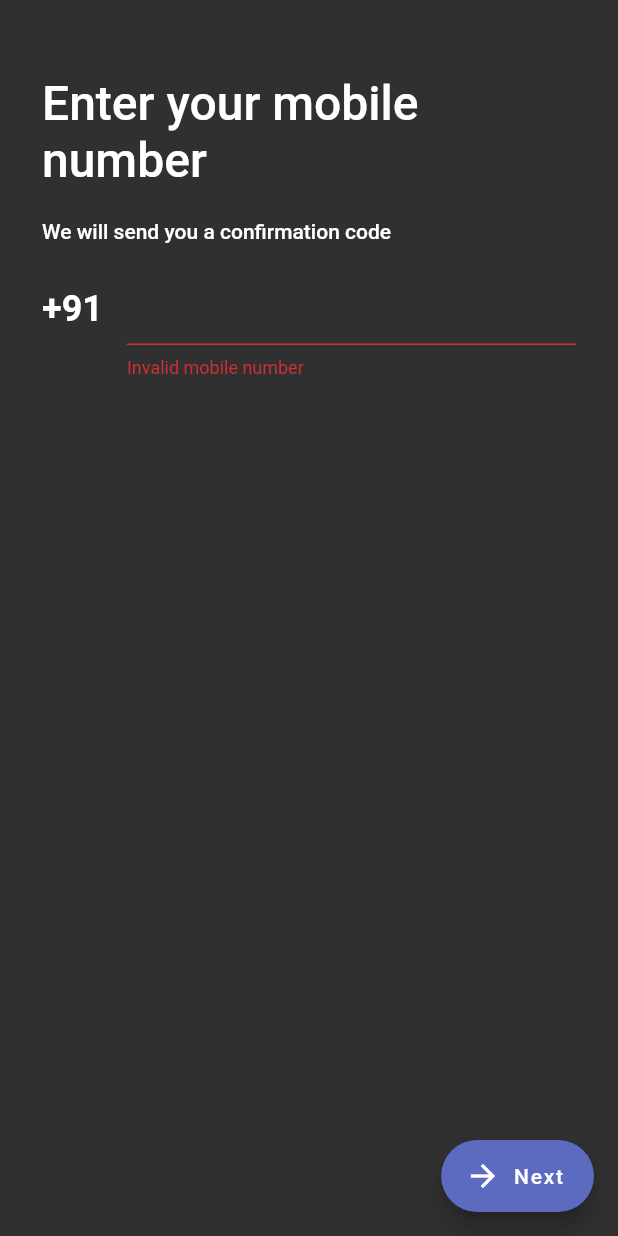
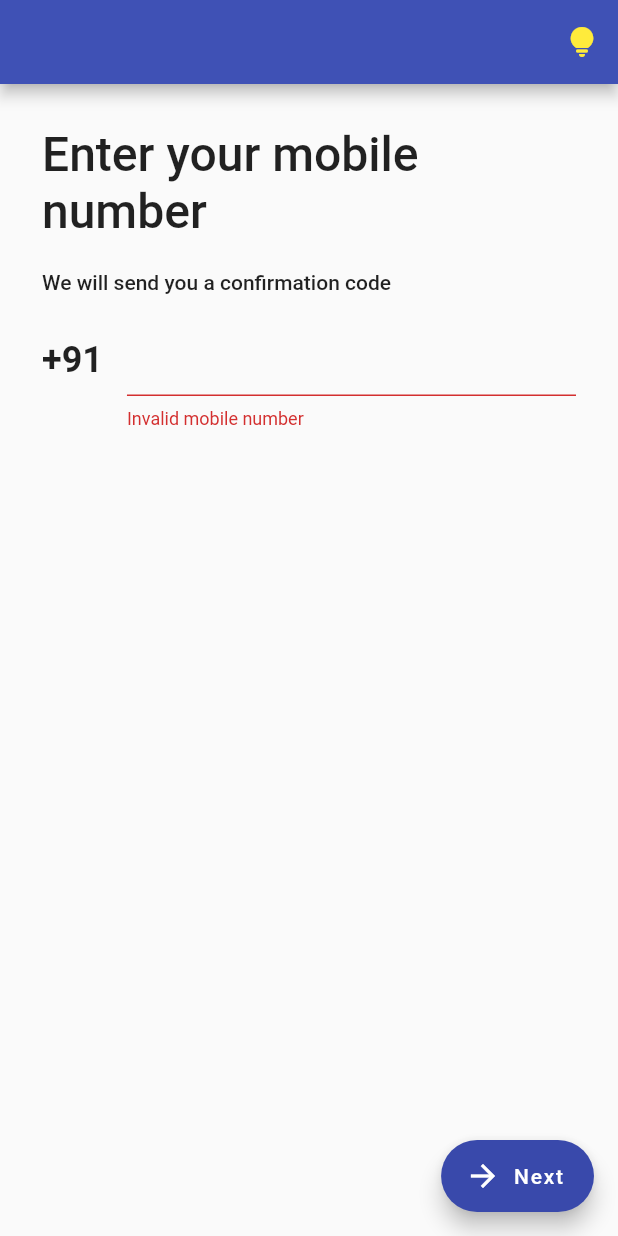
Before and after one commit to devesh2997/consequent_client, a Flutter app: the screen it shows after launch, after a tap on "Next", on a phone screen of 412 x 824 dp. Run offline on Flutter 3.47's test engine with Material 2 defaults, Android fonts, the phone set to English and light mode, and no system bars; our stand-ins replace firebase_core, flutter_secure_storage, get, otp_text_field, shared_preferences; accounts and stored records are empty.

Commit message:
theme service

```diff
--- /dev/null
+++ b/lib/containers/theme_container.dart
@@ -0,0 +1,8 @@
+import 'package:consequent_client/data/repositories/theme_repo.dart';
+import 'package:consequent_client/domain/services/theme_service.dart';
+
+ThemeService injectThemeService() {
+  var identityRepo = ThemeRepoImpl();
+
+  return ThemeServiceImpl(repo: identityRepo);
+}
--- /dev/null
+++ b/lib/data/repositories/theme_repo.dart
@@ -0,0 +1,20 @@
+import 'package:consequent_client/domain/repositories/theme_repo.dart';
+import 'package:shared_preferences/shared_preferences.dart';
+
+const darkThemeKey = "is_dark_theme";
+
+class ThemeRepoImpl implements ThemeRepo {
+  @override
+  Future<bool> isDarkTheme() async {
+    final prefs = await SharedPreferences.getInstance();
+    final bool? isDarkTheme = prefs.getBool(darkThemeKey);
+
+    return isDarkTheme ?? false;
+  }
+
+  @override
+  Future<void> setDarkTheme(bool isDarkTheme) async {
+    final prefs = await SharedPreferences.getInstance();
+    await prefs.setBool(darkThemeKey, isDarkTheme);
+  }
+}
--- a/lib/domain/entities/user.dart
+++ b/lib/domain/entities/user.dart
@@ -1,5 +1,3 @@
-import 'dart:ffi';
-
 class User {
   int id;
 
--- /dev/null
+++ b/lib/domain/repositories/theme_repo.dart
@@ -0,0 +1,4 @@
+abstract class ThemeRepo {
+  Future<bool> isDarkTheme();
+  Future<void> setDarkTheme(bool isDarkTheme);
+}
--- a/lib/main.dart
+++ b/lib/main.dart
@@ -1,17 +1,17 @@
 import 'package:consequent_client/presentation/controllers/identity_controller.dart';
+import 'package:consequent_client/presentation/controllers/theme_controller.dart';
 import 'package:consequent_client/presentation/pages/home.dart';
-import 'package:consequent_client/presentation/pages/login.dart';
 import 'package:consequent_client/presentation/pages/splash.dart';
 import 'package:consequent_client/presentation/widgets/hocs/with_login.dart';
+import 'package:consequent_client/presentation/widgets/hocs/with_theme.dart';
 import 'package:flutter/material.dart';
 
-import 'package:firebase_core/firebase_core.dart';
-import 'firebase_options.dart';
 import 'package:get/get.dart';
 
 Future<void> main() async {
   WidgetsFlutterBinding.ensureInitialized();
   Get.put(IdentityController());
+  Get.put(ThemeController());
   runApp(const MyApp());
 }
 
@@ -46,9 +46,9 @@ class MyApp extends StatelessWidget {
         highlightColor: Colors.pink,
       ),
       themeMode: ThemeMode.dark,
-      home: WithLogin(
+      home: WithTheme(WithLogin(
         const Home(),
-      ),
+      )),
     );
   }
 }
--- /dev/null
+++ b/lib/presentation/controllers/theme_controller.dart
@@ -0,0 +1,29 @@
+import 'package:consequent_client/containers/theme_container.dart';
+import 'package:consequent_client/domain/services/theme_service.dart';
+import 'package:get/get.dart';
+
+class ThemeController extends GetxController {
+  final ThemeService themeService = injectThemeService();
+
+  final Rx<bool> _isDarkTheme = false.obs;
+
+  @override
+  void onInit() async {
+    bool isDarkTheme = await themeService.isDarkTheme();
+    _isDarkTheme.value = isDarkTheme;
+
+    themeService.onThemeChange((isDarkTheme) {
+      _isDarkTheme.value = isDarkTheme;
+    });
+
+    super.onInit();
+  }
+
+  bool isDarkTheme() {
+    return _isDarkTheme.value;
+  }
+
+  void toggleDarkTheme() {
+    themeService.setDarkTheme(!_isDarkTheme.value);
+  }
+}
--- a/lib/presentation/pages/home.dart
+++ b/lib/presentation/pages/home.dart
@@ -1,3 +1,4 @@
+import 'package:consequent_client/presentation/widgets/appbars/default_app_bar.dart';
 import 'package:consequent_client/presentation/widgets/buttons/logout_button.dart';
 import 'package:flutter/material.dart';
 
@@ -7,10 +8,11 @@ class Home extends StatelessWidget {
   @override
   Widget build(BuildContext context) {
     return Scaffold(
+      appBar: defaultAppBar(),
       body: Column(
         mainAxisAlignment: MainAxisAlignment.center,
         children: [
-          Center(
+          const Center(
             child: Text("Hello World"),
           ),
           LogoutButton(),
--- /dev/null
+++ b/lib/presentation/widgets/appbars/default_app_bar.dart
@@ -0,0 +1,10 @@
+import 'package:consequent_client/presentation/widgets/buttons/toggle_theme_button.dart';
+import 'package:flutter/material.dart';
+
+PreferredSizeWidget? defaultAppBar() {
+  return AppBar(
+    actions: [
+      ToggleTheme(),
+    ],
+  );
+}
--- /dev/null
+++ b/lib/presentation/widgets/buttons/toggle_theme_button.dart
@@ -0,0 +1,21 @@
+import 'package:consequent_client/presentation/controllers/theme_controller.dart';
+import 'package:flutter/material.dart';
+import 'package:get/get.dart';
+
+class ToggleTheme extends StatelessWidget {
+  final ThemeController _controller = Get.find<ThemeController>();
+  ToggleTheme({Key? key}) : super(key: key);
+
+  @override
+  Widget build(BuildContext context) {
+    return Obx(
+      () => IconButton(
+        onPressed: _controller.toggleDarkTheme,
+        icon: Icon(
+          Icons.lightbulb_rounded,
+          color: _controller.isDarkTheme() ? Colors.white : Colors.yellow,
+        ),
+      ),
+    );
+  }
+}
--- a/lib/presentation/widgets/hocs/with_login.dart
+++ b/lib/presentation/widgets/hocs/with_login.dart
@@ -1,4 +1,5 @@
 import 'package:consequent_client/presentation/controllers/identity_controller.dart';
+import 'package:consequent_client/presentation/widgets/appbars/default_app_bar.dart';
 import 'package:consequent_client/presentation/widgets/texts/heading_1.dart';
 import 'package:consequent_client/presentation/widgets/texts/subtitle.dart';
 import 'package:flutter/material.dart';
@@ -26,6 +27,7 @@ class LoginWithMobile extends StatelessWidget {
   Widget build(BuildContext context) {
     return Obx(
       () => Scaffold(
+        appBar: defaultAppBar(),
         floatingActionButton: FloatingActionButton.extended(
           onPressed: _controller.hasOTPBeenSent()
               ? _controller.verifyOTP
@@ -44,7 +46,7 @@ class LoginWithMobile extends StatelessWidget {
                 ),
         ),
         body: Padding(
-          padding: const EdgeInsets.fromLTRB(28, 50, 28, 50),
+          padding: const EdgeInsets.fromLTRB(28, 28, 28, 50),
           child: Column(
             crossAxisAlignment: CrossAxisAlignment.start,
             children: [
--- /dev/null
+++ b/lib/presentation/widgets/hocs/with_theme.dart
@@ -0,0 +1,48 @@
+import 'package:consequent_client/presentation/controllers/theme_controller.dart';
+import 'package:flutter/material.dart';
+import 'package:get/get.dart';
+
+class WithTheme extends StatelessWidget {
+  final ThemeController _controller = Get.find<ThemeController>();
+  final Widget child;
+  WithTheme(this.child, {Key? key}) : super(key: key);
+
+  @override
+  build(BuildContext context) {
+    return Obx(
+      () => _controller.isDarkTheme()
+          ? Theme(
+              data: ThemeData(
+                primaryColor: Colors.indigo.shade900,
+                brightness: Brightness.dark,
+                backgroundColor: const Color(0xFF212121),
+                dividerColor: Colors.black12,
+                colorScheme:
+                    ColorScheme.fromSwatch(primarySwatch: Colors.indigo)
+                        .copyWith(
+                  secondary: Colors.indigo.shade400,
+                  brightness: Brightness.dark,
+                  surface: Colors.indigo.shade900,
+                ),
+                highlightColor: Colors.pink,
+              ),
+              child: child,
+            )
+          : Theme(
+              data: ThemeData(
+                primaryColor: Colors.indigoAccent,
+                brightness: Brightness.light,
+                backgroundColor: Colors.white,
+                dividerColor: Colors.white54,
+                colorScheme:
+                    ColorScheme.fromSwatch(primarySwatch: Colors.indigo)
+                        .copyWith(
+                            secondary: Colors.indigo.shade600,
+                            brightness: Brightness.light),
+                highlightColor: Colors.blue,
+              ),
+              child: child,
+            ),
+    );
+  }
+}
--- a/pubspec.yaml
+++ b/pubspec.yaml
@@ -33,6 +33,7 @@ dependencies:
   flutter_secure_storage: ^6.0.0
   get:
   otp_text_field: ^1.1.3
+  shared_preferences: ^2.0.15
 
 
   # The following adds the Cupertino Icons font to your application.
```
Also changed, not shown: lib/domain/services/theme_service.dart (added, +38 -0 lines), lib/presentation/pages/login.dart (deleted, +0 -7 lines), pubspec.lock, 1 other file.
